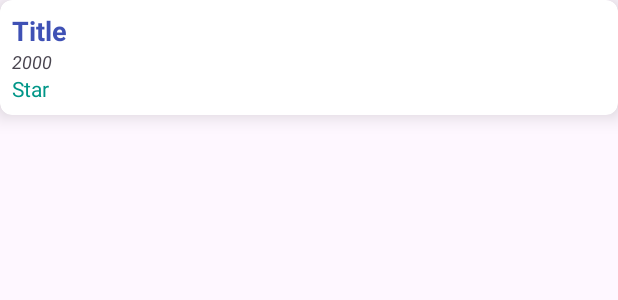
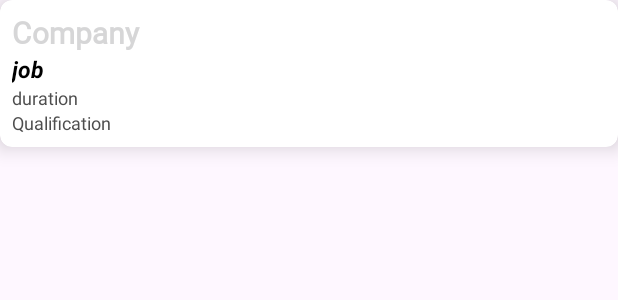
Before and after one commit to S-Chanchon11/InternStation, an Android app: the layout row.xml on its own in the app's theme, with its tools: preview values and no code run, on a phone screen of 412 x 824 dp. Shown: the top 300 px of the screen. Run offline under Robolectric (Android 15) with nearby library versions, the phone set to English and light mode, and no system bars.

Commit message:
update cardView layout

```diff
--- a/app/src/main/java/com/egci428/internstation/Home.kt
+++ b/app/src/main/java/com/egci428/internstation/Home.kt
@@ -56,7 +56,7 @@ class Home : AppCompatActivity(), NavigationView.OnNavigationItemSelectedListene
     private var locationListener: LocationListener?=null
     val num = Random.nextInt(1, 20).toString()
     val jsonURL =
-        "https://internstation-47c4f-default-rtdb.firebaseio.com/Internship%20Company/Company%20"+num+".json"
+        "https://internstation-47c4f-default-rtdb.firebaseio.com/.json"
 
     private val client = OkHttpClient()
 
@@ -96,7 +96,6 @@ class Home : AppCompatActivity(), NavigationView.OnNavigationItemSelectedListene
         val linearLayoutManager = LinearLayoutManager(baseContext, LinearLayoutManager.VERTICAL, false)
         recyclerView.layoutManager = linearLayoutManager
         recyclerView.adapter = adapter
-
         adapter.notifyDataSetChanged()
 
         title.setText("Main Menu")
@@ -142,6 +141,7 @@ class Home : AppCompatActivity(), NavigationView.OnNavigationItemSelectedListene
 
                     for(dataObj in dataObj){
                         dataList.add(dataObj)
+
                     }
                 }
             }
@@ -218,6 +218,8 @@ class Home : AppCompatActivity(), NavigationView.OnNavigationItemSelectedListene
                     val gson = GsonBuilder().create()
                     val Data = gson.fromJson(body,
                         CompanyData::class.java)
+
+
                 }
             }
         })
--- a/app/src/main/res/layout/row.xml
+++ b/app/src/main/res/layout/row.xml
@@ -4,6 +4,7 @@
     xmlns:app="http://schemas.android.com/apk/res-auto"
     android:layout_width="match_parent"
     android:layout_height="wrap_content"
+    xmlns:tools="http://schemas.android.com/tools"
     android:layout_marginBottom="8dp"
     android:padding="8dp"
     app:cardCornerRadius="8dp"
@@ -13,32 +14,44 @@
         android:layout_width="match_parent"
         android:layout_height="wrap_content"
         android:layout_margin="8dp"
-        android:orientation="vertical">
+        android:orientation="vertical"
+        app:layout_constraintTop_toTopOf="parent"
+        tools:layout_editor_absoluteX="8dp">
 
         <TextView
-            android:id="@+id/txtName"
+            android:id="@+id/companyTxt"
             android:layout_width="match_parent"
             android:layout_height="wrap_content"
-            android:text="Title"
-            android:textColor="#3F51B5"
-            android:textSize="18sp"
+            android:fontFamily="@font/bebas_neue"
+            android:text="Company"
+            android:textColor="@color/Nblue"
+            android:textSize="20sp"
             android:textStyle="bold" />
 
         <TextView
-            android:id="@+id/txtYear"
+            android:id="@+id/jobOf"
             android:layout_width="match_parent"
             android:layout_height="wrap_content"
-            android:text="2000"
-            android:textSize="12sp"
-            android:textStyle="italic" />
+            android:text="job"
+            android:textColor="@color/black"
+            android:textSize="15sp"
+            android:textStyle="bold|italic" />
 
         <TextView
-            android:id="@+id/txtStar"
+            android:id="@+id/durationTxt"
             android:layout_width="match_parent"
             android:layout_height="wrap_content"
-            android:text="Star"
-            android:textColor="#009688"
-            android:textSize="14sp" />
+            android:text="duration"
+            android:textColor="#4E4E4E"
+            android:textSize="12sp" />
+
+        <TextView
+            android:id="@+id/qualiTxt"
+            android:layout_width="match_parent"
+            android:layout_height="wrap_content"
+            android:text="Qualification"
+            android:textColor="#4E4E4E"
+            android:textSize="12sp" />
 
     </LinearLayout>
 
```
Also changed, not shown: app/src/main/java/com/egci428/internstation/Adapter/CompanyAdapter.kt (+8 -8 lines), app/src/main/java/com/egci428/internstation/Data/CompanyData.kt (+11 -2 lines).
